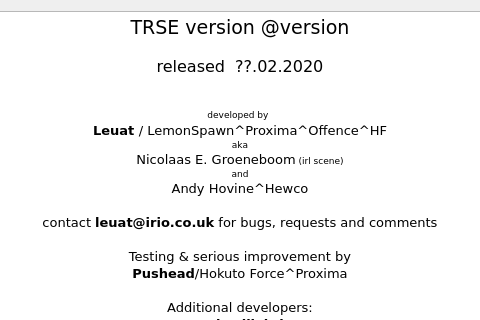
Above: source/dialogabout.ui from leuat/TRSE before the change; both pictures show x 153 to 633 and y 0 to 320 of the 800 by 470 pixel window. Below: the same form after it.
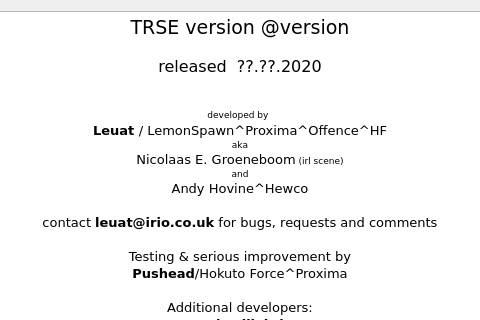
That is the form after the change. Icons and pictures are not drawn.

What changed in the file:
```diff
--- a/source/dialogabout.ui
+++ b/source/dialogabout.ui
@@ -45,7 +45,7 @@
 p, li { white-space: pre-wrap; }
 &lt;/style&gt;&lt;/head&gt;&lt;body style=&quot; font-family:'Verdana'; font-size:10pt; font-weight:400; font-style:normal;&quot;&gt;
 &lt;p align=&quot;center&quot; style=&quot; margin-top:0px; margin-bottom:0px; margin-left:0px; margin-right:0px; -qt-block-indent:0; text-indent:0px;&quot;&gt;&lt;span style=&quot; font-size:14pt;&quot;&gt;TRSE version @version&lt;/span&gt;&lt;/p&gt;
-&lt;p align=&quot;center&quot; style=&quot; margin-top:18px; margin-bottom:12px; margin-left:0px; margin-right:0px; -qt-block-indent:0; text-indent:0px;&quot;&gt;&lt;span style=&quot; font-size:12pt;&quot;&gt;released  ??.02.2020&lt;/span&gt;&lt;/p&gt;
+&lt;p align=&quot;center&quot; style=&quot; margin-top:18px; margin-bottom:12px; margin-left:0px; margin-right:0px; -qt-block-indent:0; text-indent:0px;&quot;&gt;&lt;span style=&quot; font-size:12pt;&quot;&gt;released  ??.??.2020&lt;/span&gt;&lt;/p&gt;
 &lt;p align=&quot;center&quot; style=&quot;-qt-paragraph-type:empty; margin-top:0px; margin-bottom:0px; margin-left:0px; margin-right:0px; -qt-block-indent:0; text-indent:0px;&quot;&gt;&lt;br /&gt;&lt;/p&gt;
 &lt;p align=&quot;center&quot; style=&quot; margin-top:0px; margin-bottom:0px; margin-left:0px; margin-right:0px; -qt-block-indent:0; text-indent:0px;&quot;&gt;&lt;img src=&quot;:/resources/images/creatures.png&quot; width=&quot;160&quot; /&gt;&lt;/p&gt;
 &lt;p align=&quot;center&quot; style=&quot; margin-top:0px; margin-bottom:0px; margin-left:0px; margin-right:0px; -qt-block-indent:0; text-indent:0px;&quot;&gt;&lt;span style=&quot; font-size:7pt;&quot;&gt;developed by&lt;/span&gt; &lt;/p&gt;
```
